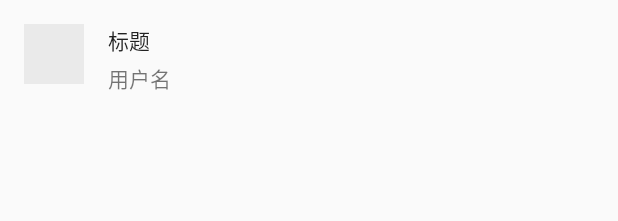
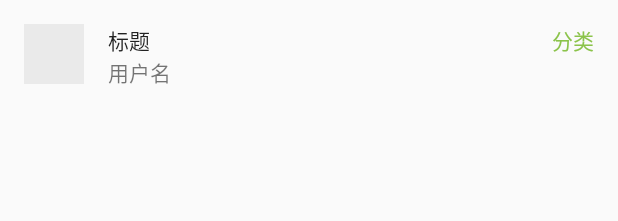
Before and after one commit to xingrz/cnode-android, an Android app: the layout topic_item.xml on its own in the app's theme, with its tools: preview values and no code run, on a phone screen of 412 x 824 dp. Shown: the top 221 px of the screen. Run offline under Robolectric (Android 15) with nearby library versions, the phone set to English and light mode, and no system bars; network calls fail.

Commit message:
使用 Toolbar Spinner 过滤话题

```diff
--- a/CNode/src/main/AndroidManifest.xml
+++ b/CNode/src/main/AndroidManifest.xml
@@ -20,7 +20,8 @@
 
         <activity
             android:name=".MainActivity"
-            android:label="@string/app_name">
+            android:label="@string/app_name"
+            android:theme="@style/AppTheme.ToolbarActivity">
             <intent-filter>
                 <action android:name="android.intent.action.MAIN" />
                 <category android:name="android.intent.category.LAUNCHER" />
--- a/CNode/src/main/res/layout/reply_item.xml
+++ b/CNode/src/main/res/layout/reply_item.xml
@@ -37,7 +37,7 @@
         android:layout_marginBottom="32dp"
         android:layout_marginEnd="16dp"
         android:layout_marginRight="16dp"
-        android:layout_marginTop="8dp"
+        android:layout_marginTop="4dp"
         android:text="内容" />
 
 </RelativeLayout>
--- a/CNode/src/main/res/layout/topic_item.xml
+++ b/CNode/src/main/res/layout/topic_item.xml
@@ -16,14 +16,29 @@
         android:id="@+id/title"
         android:layout_width="match_parent"
         android:layout_height="wrap_content"
+        android:layout_marginEnd="8dp"
+        android:layout_marginRight="8dp"
+        android:layout_marginTop="16dp"
+        android:layout_toEndOf="@+id/avatar"
+        android:layout_toLeftOf="@+id/tab"
+        android:layout_toRightOf="@+id/avatar"
+        android:layout_toStartOf="@+id/tab"
+        android:text="标题"
+        android:textColor="@color/abc_primary_text_material_light"
+        android:textSize="@dimen/abc_text_size_body_1_material" />
+
+    <TextView
+        android:id="@+id/tab"
+        android:layout_width="wrap_content"
+        android:layout_height="wrap_content"
+        android:layout_alignParentEnd="true"
+        android:layout_alignParentRight="true"
         android:layout_marginEnd="16dp"
         android:layout_marginRight="16dp"
         android:layout_marginTop="16dp"
-        android:layout_toEndOf="@+id/avatar"
-        android:layout_toRightOf="@+id/avatar"
-        android:text="标题"
-        android:textColor="@color/abc_primary_text_material_light"
-        android:textSize="@dimen/abc_text_size_body_1_material" />
+        android:text="分类"
+        android:textColor="?attr/colorPrimary"
+        android:textSize="@dimen/abc_text_size_small_material" />
 
     <TextView
         android:id="@+id/user"
@@ -33,12 +48,12 @@
         android:layout_marginBottom="16dp"
         android:layout_marginEnd="16dp"
         android:layout_marginRight="16dp"
-        android:layout_marginTop="4dp"
         android:layout_toEndOf="@+id/avatar"
         android:layout_toRightOf="@+id/avatar"
         android:ellipsize="end"
         android:singleLine="true"
         android:text="用户名"
-        android:textColor="@color/abc_secondary_text_material_light" />
+        android:textColor="@color/abc_secondary_text_material_light"
+        android:textSize="@dimen/abc_text_size_small_material" />
 
 </RelativeLayout>
--- a/CNode/src/main/res/values/styles.xml
+++ b/CNode/src/main/res/values/styles.xml
@@ -1,10 +1,25 @@
 <?xml version="1.0" encoding="utf-8"?>
 <resources>
 
-    <style name="AppTheme" parent="Theme.AppCompat.Light.DarkActionBar">
+    <style name="AppTheme" parent="Theme.AppCompat.Light">
         <item name="colorPrimary">@color/primary</item>
         <item name="colorPrimaryDark">@color/primary_dark</item>
         <item name="colorAccent">@color/accent</item>
     </style>
 
+    <style name="AppTheme.ToolbarActivity" parent="AppTheme">
+        <item name="windowActionBar">false</item>
+        <item name="toolbarStyle">@style/Toolbar</item>
+    </style>
+
+    <style name="Toolbar" parent="Widget.AppCompat.Toolbar">
+        <item name="android:background">?attr/colorPrimary</item>
+        <item name="android:minHeight">?attr/actionBarSize</item>
+    </style>
+
+    <style name="Toolbar.Spinner" parent="Widget.AppCompat.Spinner">
+        <!--item name="android:layout_marginLeft">8dp</item-->
+        <item name="android:dropDownWidth">160dp</item>
+    </style>
+
 </resources>
```
Also changed, not shown: CNode/src/main/java/org/cnodejs/MainActivity.java (+52 -34 lines), CNode/src/main/java/org/cnodejs/TopicListAdapter.java (+12 -0 lines), CNode/src/main/res/layout/activity_main.xml (+21 -1 lines), CNode/src/main/res/values/strings.xml (+10 -0 lines).
